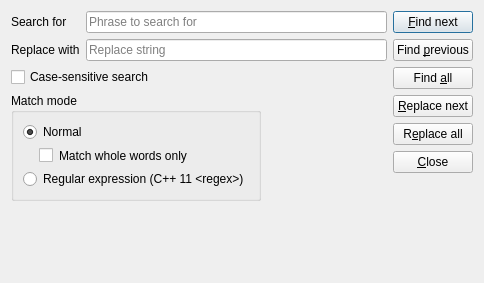
Above: src/gui/dialogs/formfindreplace.ui from martinrotter/textosaurus before the change. Below: the same form after it.
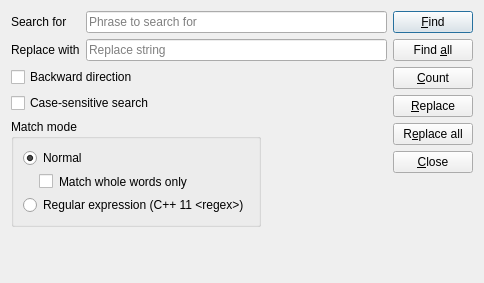
That is the form after the change. Custom widgets are drawn as their Qt base class.

Commit message: Better searching, working simple find.

The edit to the form file:
```diff
--- a/src/gui/dialogs/formfindreplace.ui
+++ b/src/gui/dialogs/formfindreplace.ui
@@ -14,40 +14,11 @@
    <string>Find and replace</string>
   </property>
   <layout class="QGridLayout" name="gridLayout_2">
-   <item row="2" column="0">
-    <widget class="QGroupBox" name="groupBox">
-     <property name="title">
-      <string>Match mode</string>
+   <item row="5" column="0" colspan="3">
+    <widget class="QLabel" name="m_lblResult">
+     <property name="text">
+      <string/>
      </property>
-     <layout class="QGridLayout" name="gridLayout">
-      <item row="1" column="0">
-       <widget class="QRadioButton" name="m_rbModeNormal">
-        <property name="text">
-         <string>Normal</string>
-        </property>
-        <property name="checked">
-         <bool>true</bool>
-        </property>
-       </widget>
-      </item>
-      <item row="5" column="0">
-       <widget class="QRadioButton" name="m_rbModeRegex">
-        <property name="text">
-         <string>Regular expression (C++ 11 &lt;regex&gt;)</string>
-        </property>
-       </widget>
-      </item>
-      <item row="2" column="0">
-       <widget class="QCheckBox" name="m_checkMatchWholeWords">
-        <property name="styleSheet">
-         <string notr="true">margin-left: 16px;</string>
-        </property>
-        <property name="text">
-         <string>Match whole words only</string>
-        </property>
-       </widget>
-      </item>
-     </layout>
     </widget>
    </item>
    <item row="0" column="0" colspan="2">
@@ -88,20 +59,7 @@
      </item>
     </layout>
    </item>
-   <item row="2" column="1" rowspan="2">
-    <spacer name="horizontalSpacer">
-     <property name="orientation">
-      <enum>Qt::Horizontal</enum>
-     </property>
-     <property name="sizeHint" stdset="0">
-      <size>
-       <width>40</width>
-       <height>20</height>
-      </size>
-     </property>
-    </spacer>
-   </item>
-   <item row="3" column="0">
+   <item row="4" column="0">
     <spacer name="verticalSpacer_2">
      <property name="orientation">
       <enum>Qt::Vertical</enum>
@@ -114,10 +72,26 @@
      </property>
     </spacer>
    </item>
-   <item row="4" column="0">
-    <widget class="QLabel" name="m_lblResult">
+   <item row="3" column="1" rowspan="2">
+    <spacer name="horizontalSpacer">
+     <property name="orientation">
+      <enum>Qt::Horizontal</enum>
+     </property>
+     <property name="sizeHint" stdset="0">
+      <size>
+       <width>40</width>
+       <height>20</height>
+      </size>
+     </property>
+    </spacer>
+   </item>
+   <item row="2" column="0" colspan="2">
+    <widget class="QCheckBox" name="m_checkCaseSensitiveSearch">
+     <property name="styleSheet">
+      <string notr="true"/>
+     </property>
      <property name="text">
-      <string/>
+      <string>Case-sensitive search</string>
      </property>
     </widget>
    </item>
@@ -129,14 +103,7 @@
      <item>
       <widget class="QPushButton" name="m_btnFindNext">
        <property name="text">
-        <string>&amp;Find next</string>
-       </property>
-      </widget>
-     </item>
-     <item>
-      <widget class="QPushButton" name="m_btnFindNext_2">
-       <property name="text">
-        <string>Find &amp;previous</string>
+        <string>&amp;Find</string>
        </property>
       </widget>
      </item>
@@ -147,10 +114,17 @@
        </property>
       </widget>
      </item>
+     <item>
+      <widget class="QPushButton" name="m_btnCount">
+       <property name="text">
+        <string>&amp;Count</string>
+       </property>
+      </widget>
+     </item>
      <item>
       <widget class="QPushButton" name="m_btnReplaceNext">
        <property name="text">
-        <string>&amp;Replace next</string>
+        <string>&amp;Replace</string>
        </property>
       </widget>
      </item>
@@ -183,13 +157,46 @@
      </item>
     </layout>
    </item>
-   <item row="1" column="0" colspan="2">
-    <widget class="QCheckBox" name="m_checkCaseSensitiveSearch">
-     <property name="styleSheet">
-      <string notr="true"/>
+   <item row="3" column="0">
+    <widget class="QGroupBox" name="groupBox">
+     <property name="title">
+      <string>Match mode</string>
      </property>
+     <layout class="QGridLayout" name="gridLayout">
+      <item row="1" column="0">
+       <widget class="QRadioButton" name="m_rbModeNormal">
+        <property name="text">
+         <string>Normal</string>
+        </property>
+        <property name="checked">
+         <bool>true</bool>
+        </property>
+       </widget>
+      </item>
+      <item row="5" column="0">
+       <widget class="QRadioButton" name="m_rbModeRegex">
+        <property name="text">
+         <string>Regular expression (C++ 11 &lt;regex&gt;)</string>
+        </property>
+       </widget>
+      </item>
+      <item row="2" column="0">
+       <widget class="QCheckBox" name="m_checkMatchWholeWords">
+        <property name="styleSheet">
+         <string notr="true">margin-left: 16px;</string>
+        </property>
+        <property name="text">
+         <string>Match whole words only</string>
+        </property>
+       </widget>
+      </item>
+     </layout>
+    </widget>
+   </item>
+   <item row="1" column="0">
+    <widget class="QCheckBox" name="m_checkReverse">
      <property name="text">
-      <string>Case-sensitive search</string>
+      <string>Backward direction</string>
      </property>
     </widget>
    </item>
```
Left out of the diff: 5 changed lines with no effect on the pictures. The commit also changes 2 other files.
